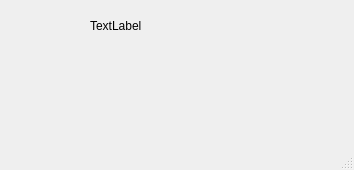
Before: the Qt Designer form src/imagewindow.ui in jandernascimento/imageprocessing-umanipulator, drawn with Qt 5.
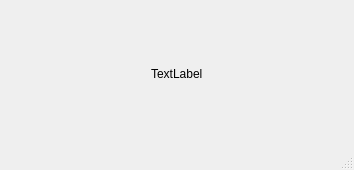
After: the same form once the commit is applied.

Commit message: setting up layout adjusting in image window

Patch:
```diff
--- a/src/imagewindow.ui
+++ b/src/imagewindow.ui
@@ -15,21 +15,14 @@
   </property>
   <widget class="QWidget" name="centralwidget">
    <property name="sizePolicy">
-    <sizepolicy hsizetype="Maximum" vsizetype="Maximum">
+    <sizepolicy hsizetype="Expanding" vsizetype="Expanding">
      <horstretch>0</horstretch>
      <verstretch>0</verstretch>
     </sizepolicy>
    </property>
-   <widget class="QWidget" name="verticalLayoutWidget">
-    <property name="geometry">
-     <rect>
-      <x>90</x>
-      <y>19</y>
-      <width>71</width>
-      <height>91</height>
-     </rect>
-    </property>
-    <layout class="QVBoxLayout" name="verticalLayout">
+   <layout class="QHBoxLayout" name="horizontalLayout_2">
+    <item>
+     <layout class="QHBoxLayout" name="horizontalLayout">
      <property name="sizeConstraint">
       <enum>QLayout::SetMaximumSize</enum>
      </property>
@@ -47,7 +40,8 @@
       </widget>
      </item>
     </layout>
-   </widget>
+    </item>
+   </layout>
   </widget>
   <widget class="QMenuBar" name="menubar">
    <property name="geometry">
```
Lines whose indentation alone changed are shown as unchanged. The commit also changes 1 other file.
